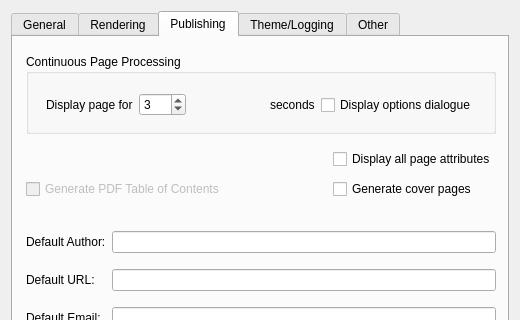
First picture: the form in mainApp/preferences.ui, repository trevorsandy/lpub3d-ci, before the edit; both pictures show x 0 to 520 and y 0 to 320 of the 520 by 647 pixel window.
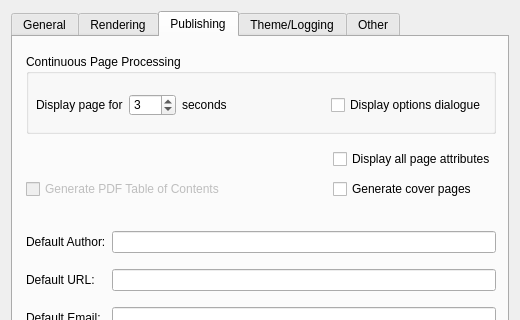
Second picture: the form after the edit. The open tabs and pages were chosen to show the change. Icons and pictures are not drawn.

Commit message: Dev - Fix Continuous Page Processing seconds label in Preferences

```diff
--- a/mainApp/preferences.ui
+++ b/mainApp/preferences.ui
@@ -1156,13 +1156,13 @@
        <property name="title">
         <string>Continuous Page Processing</string>
        </property>
-       <widget class="QWidget" name="layoutWidget">
+       <widget class="QWidget" name="">
         <property name="geometry">
          <rect>
-          <x>20</x>
-          <y>36</y>
-          <width>430</width>
-          <height>30</height>
+          <x>10</x>
+          <y>40</y>
+          <width>450</width>
+          <height>22</height>
          </rect>
         </property>
         <layout class="QHBoxLayout" name="horizontalLayout_11">
@@ -1201,19 +1201,6 @@
            </property>
           </widget>
          </item>
-         <item>
-          <spacer name="horizontalSpacer_2">
-           <property name="orientation">
-            <enum>Qt::Horizontal</enum>
-           </property>
-           <property name="sizeHint" stdset="0">
-            <size>
-             <width>40</width>
-             <height>20</height>
-            </size>
-           </property>
-          </spacer>
-         </item>
          <item>
           <widget class="QLabel" name="label_12">
            <property name="sizePolicy">
@@ -1233,6 +1220,19 @@
            </property>
           </widget>
          </item>
+         <item>
+          <spacer name="horizontalSpacer_2">
+           <property name="orientation">
+            <enum>Qt::Horizontal</enum>
+           </property>
+           <property name="sizeHint" stdset="0">
+            <size>
+             <width>40</width>
+             <height>20</height>
+            </size>
+           </property>
+          </spacer>
+         </item>
          <item>
           <widget class="QCheckBox" name="doNotShowPageProcessDlgChk">
            <property name="toolTip">
```
Left out of the diff: 2 changed lines with no effect on the pictures.
